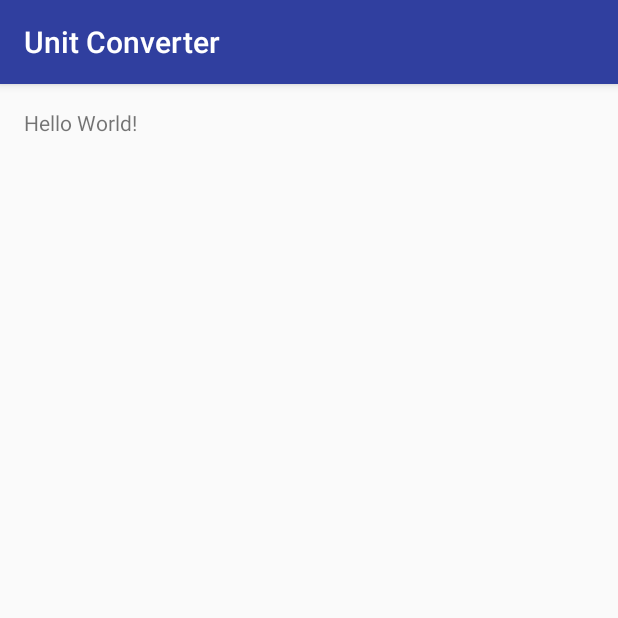
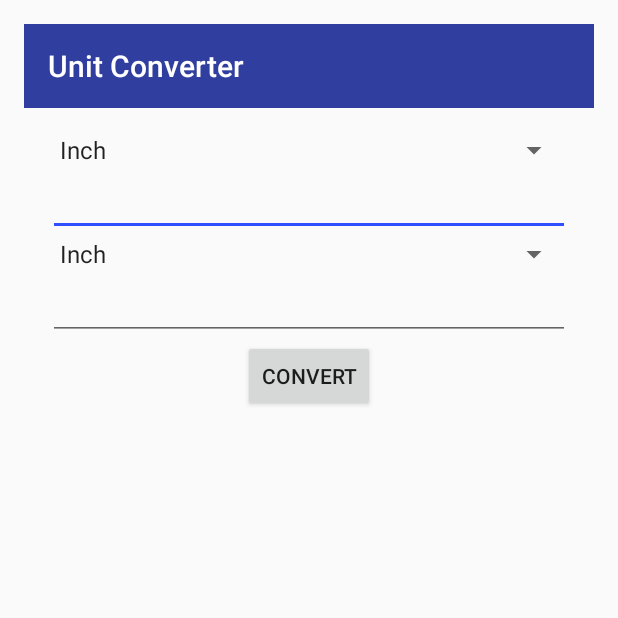
Before and after one commit to VogelDev/Android-Projects, an Android app: the screen it shows after launch (MainActivity), on a phone screen of 412 x 824 dp, the top half of it. Run offline under Robolectric (Android 15) with nearby library versions, the phone set to English and light mode, and no system bars.

Commit message:
Unit Converter complete
Basic unit converter completed

```diff
--- a/UnitConverter/app/src/main/java/me/vogeldev/unitconverter/MainActivity.java
+++ b/UnitConverter/app/src/main/java/me/vogeldev/unitconverter/MainActivity.java
@@ -1,13 +1,49 @@
 package me.vogeldev.unitconverter;
 
+import android.graphics.Color;
 import android.support.v7.app.AppCompatActivity;
 import android.os.Bundle;
+import android.support.v7.widget.Toolbar;
+import android.view.View;
+import android.widget.ArrayAdapter;
+import android.widget.EditText;
+import android.widget.Spinner;
 
 public class MainActivity extends AppCompatActivity {
+
+    private Spinner spinFrom, spinTo;
+    private EditText etFrom, etTo;
 
     @Override
     protected void onCreate(Bundle savedInstanceState) {
         super.onCreate(savedInstanceState);
         setContentView(R.layout.activity_main);
+
+        ArrayAdapter<String> spinAdapter = new ArrayAdapter<String>(this, android.R.layout.simple_spinner_item, getResources().getStringArray(R.array.units));
+        spinAdapter.setDropDownViewResource(android.R.layout.simple_spinner_item);
+
+        spinFrom = (Spinner)findViewById(R.id.spinFrom);
+        spinTo = (Spinner)findViewById(R.id.spinTo);
+
+        spinFrom.setAdapter(spinAdapter);
+        spinTo.setAdapter(spinAdapter);
+
+        etFrom = (EditText)findViewById(R.id.etFrom);
+        etTo = (EditText)findViewById(R.id.etTo);
+
+        Toolbar toolbar = (Toolbar)findViewById(R.id.toolbar);
+        toolbar.setTitle(R.string.app_name);
+        toolbar.setTitleTextColor(Color.WHITE);
+
+    }
+
+    public void convert(View v){
+
+        Converter.Unit from = Converter.Unit.fromString((String)spinFrom.getSelectedItem());
+        Converter.Unit to = Converter.Unit.fromString((String)spinTo.getSelectedItem());
+
+        Converter converter = new Converter(from, to);
+
+        etTo.setText(String.valueOf(converter.convert(Double.valueOf(etFrom.getText().toString()))));
     }
 }
--- a/UnitConverter/app/src/main/res/layout/activity_main.xml
+++ b/UnitConverter/app/src/main/res/layout/activity_main.xml
@@ -7,10 +7,71 @@
     android:paddingLeft="@dimen/activity_horizontal_margin"
     android:paddingRight="@dimen/activity_horizontal_margin"
     android:paddingTop="@dimen/activity_vertical_margin"
+
     tools:context="me.vogeldev.unitconverter.MainActivity">
 
-    <TextView
-        android:layout_width="wrap_content"
+    <android.support.v7.widget.Toolbar
         android:layout_height="wrap_content"
-        android:text="Hello World!" />
+        android:layout_width="match_parent"
+        android:minHeight="?android:attr/actionBarSize"
+        android:background="?android:attr/colorPrimary"
+        android:id="@+id/toolbar" />
+
+    <RelativeLayout
+        android:layout_width="match_parent"
+        android:layout_height="match_parent"
+        android:layout_below="@+id/toolbar"
+        android:layout_alignParentStart="true"
+        android:padding="16dp">
+
+        <Spinner
+            android:layout_width="wrap_content"
+            android:layout_height="wrap_content"
+            android:id="@+id/spinFrom"
+            android:layout_alignParentTop="true"
+            android:layout_alignParentEnd="true"
+            android:layout_alignParentStart="true" />
+
+        <EditText
+            android:layout_width="wrap_content"
+            android:layout_height="wrap_content"
+            android:inputType="numberDecimal"
+            android:ems="10"
+            android:id="@+id/etFrom"
+            android:layout_below="@+id/spinFrom"
+            android:layout_alignParentStart="true"
+            android:layout_alignParentEnd="true" />
+
+        <Spinner
+            android:layout_width="wrap_content"
+            android:layout_height="wrap_content"
+            android:id="@+id/spinTo"
+            android:layout_below="@+id/etFrom"
+            android:layout_alignParentStart="true"
+            android:layout_alignParentEnd="true" />
+
+        <EditText
+            android:layout_width="wrap_content"
+            android:layout_height="wrap_content"
+            android:inputType="numberDecimal"
+            android:ems="10"
+            android:id="@+id/etTo"
+            android:layout_below="@+id/spinTo"
+            android:layout_alignParentStart="true"
+            android:layout_alignParentEnd="true"
+            android:focusable="false"
+            android:focusableInTouchMode="false"
+            android:cursorVisible="false"
+            android:clickable="false" />
+
+        <Button
+            android:layout_width="wrap_content"
+            android:layout_height="wrap_content"
+            android:text="Convert"
+            android:id="@+id/btnConvert"
+            android:layout_below="@+id/etTo"
+            android:layout_centerHorizontal="true"
+            android:onClick="convert" />
+    </RelativeLayout>
+
 </RelativeLayout>
--- a/UnitConverter/app/src/main/res/values/strings.xml
+++ b/UnitConverter/app/src/main/res/values/strings.xml
@@ -1,3 +1,14 @@
 <resources>
     <string name="app_name">Unit Converter</string>
+
+    <string-array name="units">
+        <item>Inch</item>
+        <item>Centimeter</item>
+        <item>Foot</item>
+        <item>Yard</item>
+        <item>Meter</item>
+        <item>Mile</item>
+        <item>Kilometer</item>
+    </string-array>
+
 </resources>
--- a/UnitConverter/app/src/main/res/values/styles.xml
+++ b/UnitConverter/app/src/main/res/values/styles.xml
@@ -1,12 +1,13 @@
 <resources>
 
     <!-- Base application theme. -->
-    <style name="AppTheme.Base" parent="Theme.AppCompat.Light.DarkActionBar">
+    <style name="AppTheme.Base" parent="Theme.AppCompat.Light.NoActionBar">
         <!-- Customize your theme here. -->
         <item name="colorPrimary">@color/colorPrimary</item>
         <item name="colorPrimaryDark">@color/colorPrimaryDark</item>
         <item name="colorAccent">@color/colorAccent</item>
         <item name="android:windowActionBar">false</item>
+        <item name="android:windowNoTitle">true</item>
     </style>
 
     <style name="AppTheme" parent="AppTheme.Base"/>
```
